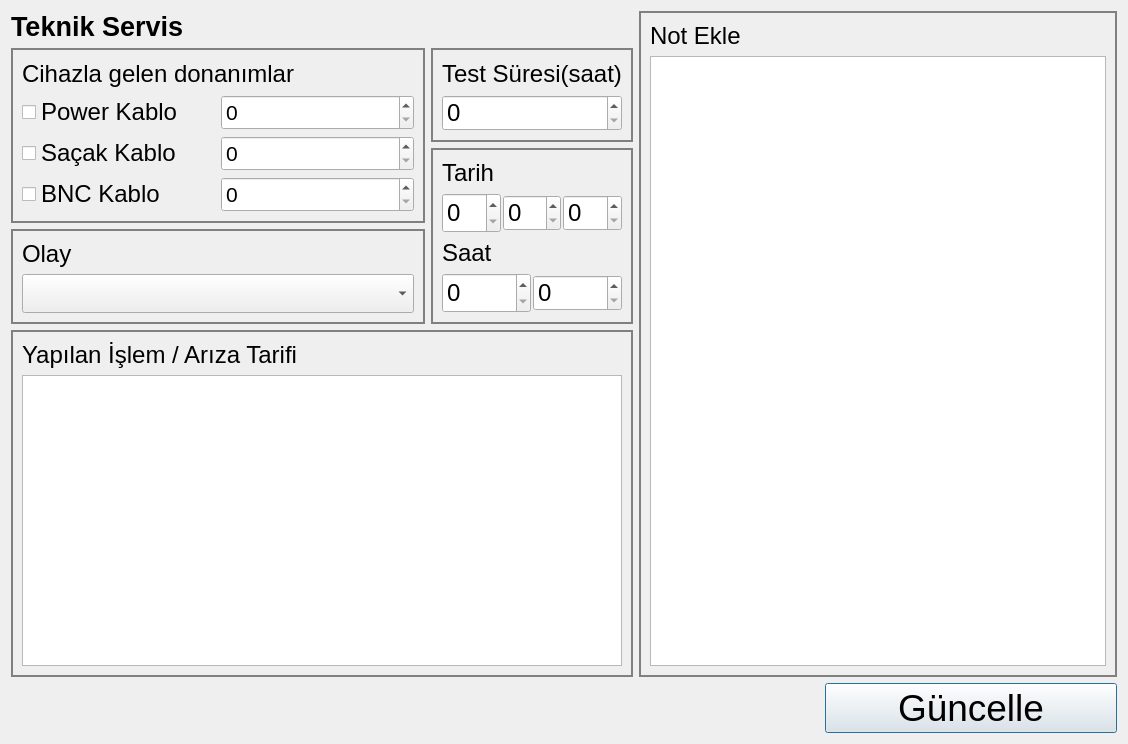
yunusemrecinar/QT5-cihaz-kimlik-teknik-servis, file src/servergetdialog.ui: the form before one commit.
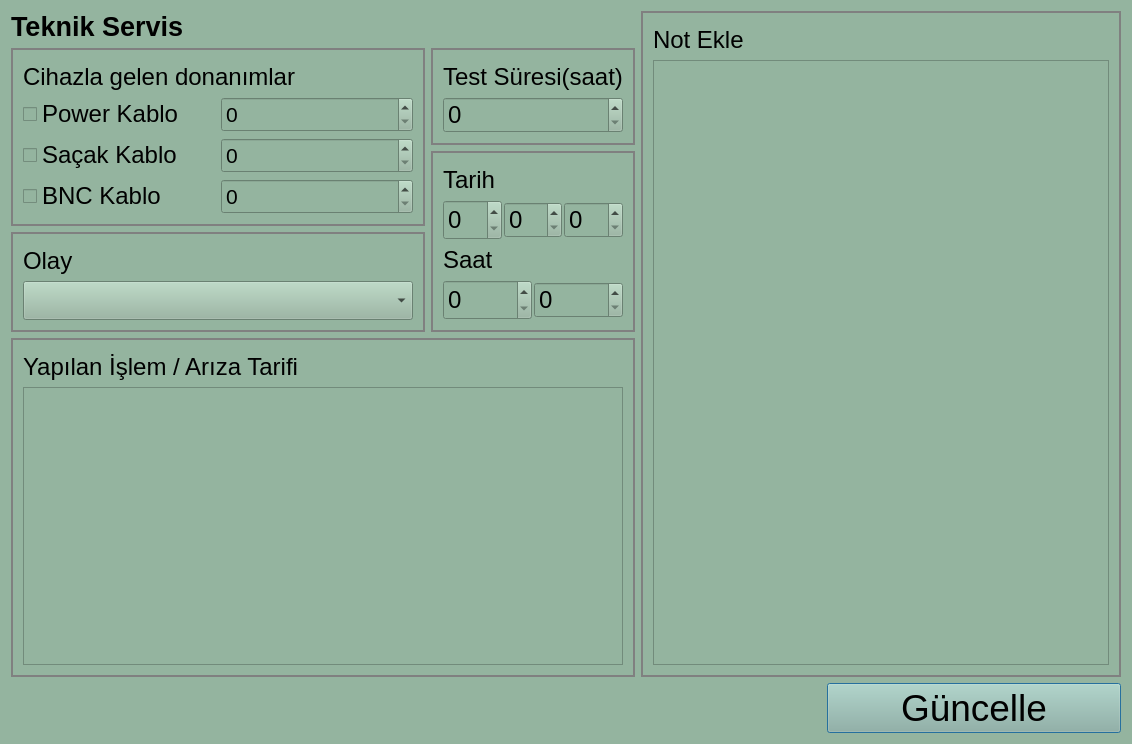
The form after the commit.

Patch:
```diff
--- a/src/servergetdialog.ui
+++ b/src/servergetdialog.ui
@@ -6,13 +6,18 @@
    <rect>
     <x>0</x>
     <y>0</y>
-    <width>1128</width>
+    <width>1132</width>
     <height>744</height>
    </rect>
   </property>
   <property name="windowTitle">
    <string>Dialog</string>
   </property>
+  <property name="styleSheet">
+   <string notr="true">QWidget {
+  background-color: #94B49F ;
+}</string>
+  </property>
   <layout class="QVBoxLayout" name="verticalLayout_5">
    <item>
     <layout class="QVBoxLayout" name="verticalLayout_12">
```
